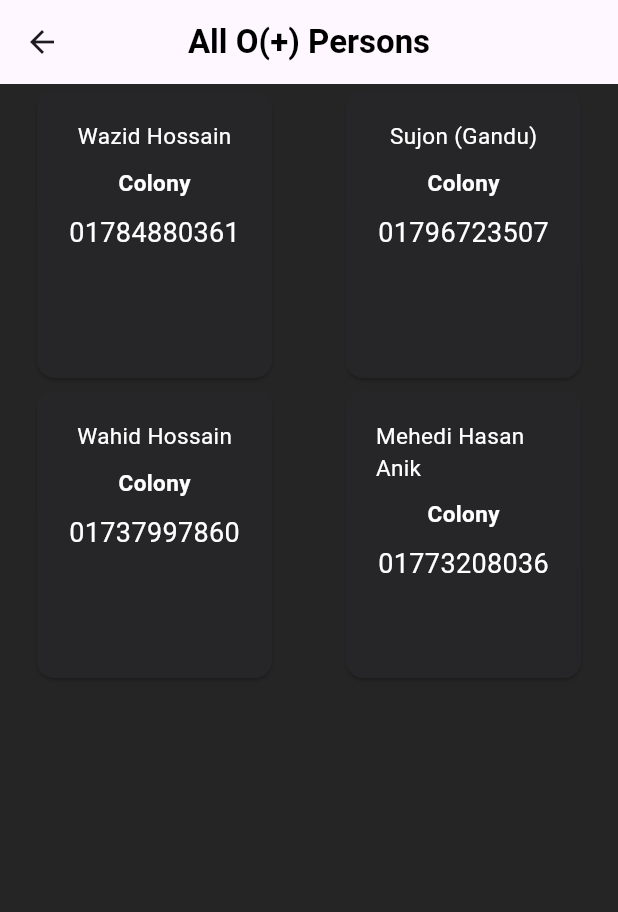
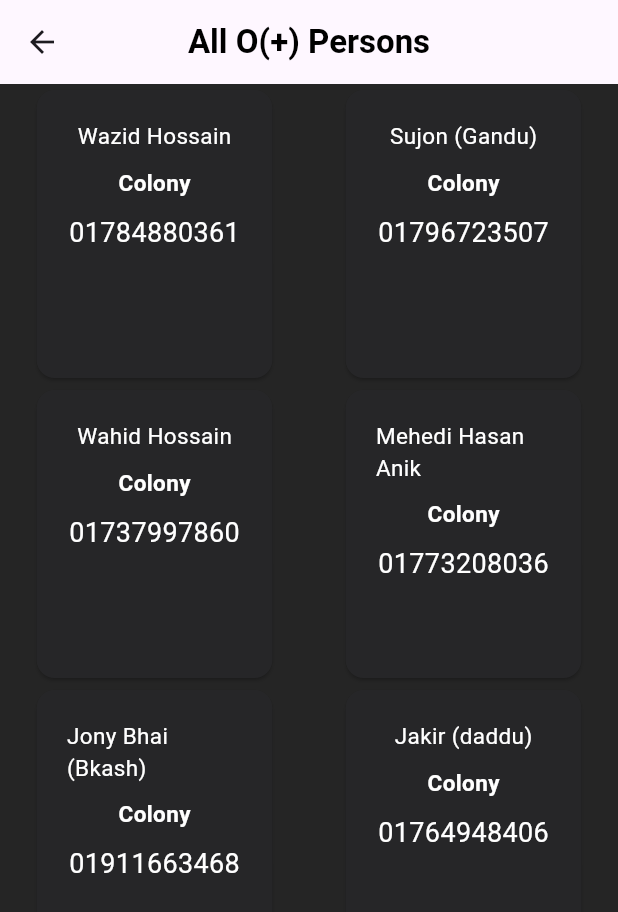
Before and after one commit to Wazid-Hossain/find_blood, a Flutter app: the OPositive screen opened directly, on a phone screen of 412 x 824 dp. Shown: the top 912 px of the screen. Run offline on Flutter 3.47's test engine with Material 2 defaults, Android fonts, the light colour scheme and no system bars.

Commit message:
3rd row complete

```diff
--- a/lib/pages/opositive.dart
+++ b/lib/pages/opositive.dart
@@ -73,7 +73,13 @@ class OPositive extends StatelessWidget {
                 detils('Mehedi Hasan Anik', 'Colony', '01773208036'),
               ],
             ),
-            Row(),
+            Row(
+              mainAxisAlignment: MainAxisAlignment.spaceAround,
+              children: [
+                detils('Jony Bhai (Bkash)', 'Colony', '01911663468'),
+                detils('Jakir (daddu)', 'Colony', '01764948406'),
+              ],
+            ),
             Row(),
           ],
         )
```
